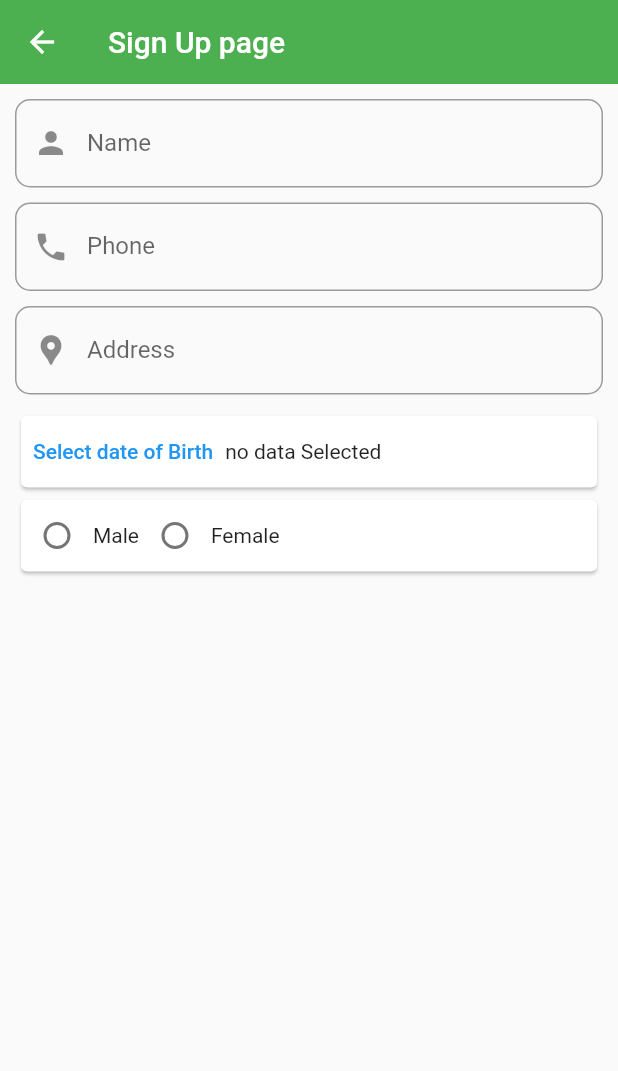
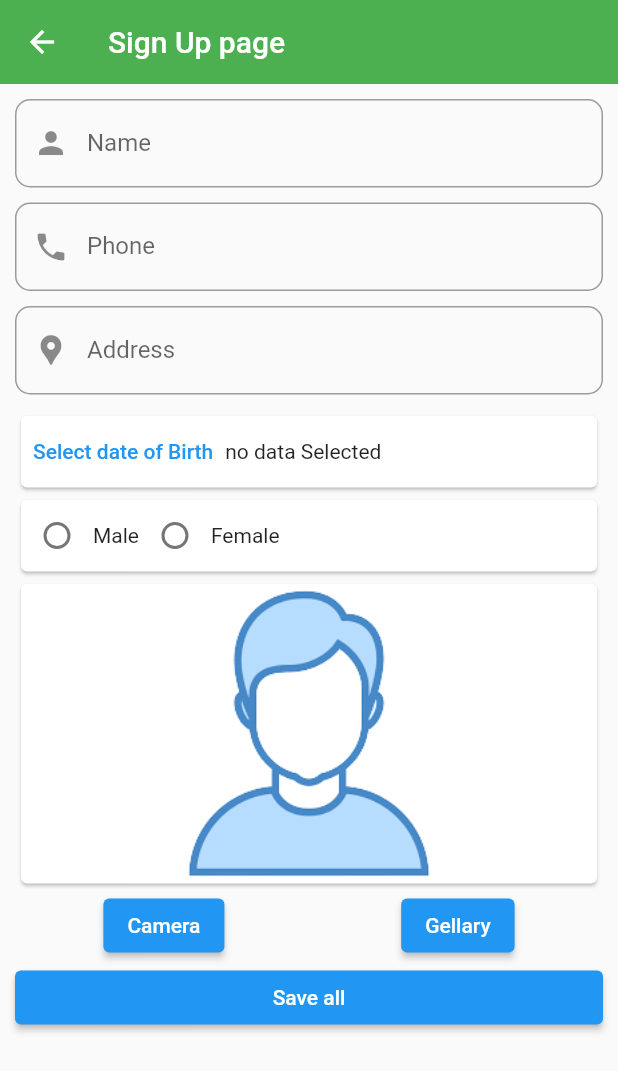
Before and after one commit to marufrobin/contact_list, a Flutter app: the SignUpPage screen opened directly, on a phone screen of 412 x 824 dp. Shown: the top 1071 px of the screen. Run offline on Flutter 3.47's test engine with Material 2 defaults, Android fonts, the phone set to English and light mode, and no system bars; our stand-ins replace image_picker, sqflite; accounts and stored records are empty.

Commit message:
image work done but the save data and database DUE.

```diff
--- a/lib/sign_up_page.dart
+++ b/lib/sign_up_page.dart
@@ -1,3 +1,5 @@
+import 'dart:io';
+
 import 'package:flutter/material.dart';
 import 'package:image_picker/image_picker.dart';
 import 'package:intl/intl.dart';
@@ -143,6 +145,38 @@ class _SignUpPageState extends State<SignUpPage> {
                   ],
                 ),
               ),
+              Card(
+                  child: images == null
+                      ? Image.asset(
+                          "images/1.png",
+                          height: 200,
+                          width: 80,
+                          fit: BoxFit.contain,
+                        )
+                      : Image.file(
+                          File("$images"),
+                          height: 200,
+                          width: 80,
+                          fit: BoxFit.contain,
+                        )),
+              Row(
+                mainAxisAlignment: MainAxisAlignment.spaceAround,
+                children: [
+                  ElevatedButton(
+                      onPressed: () {
+                        _imageSource = ImageSource.camera;
+                        _getImage();
+                      },
+                      child: Text("Camera")),
+                  ElevatedButton(
+                      onPressed: () {
+                        _imageSource = ImageSource.gallery;
+                        _getImage();
+                      },
+                      child: Text("Gellary")),
+                ],
+              ),
+              ElevatedButton(onPressed: () {}, child: Text("Save all")),
             ],
           ),
         ),
@@ -162,4 +196,13 @@ class _SignUpPageState extends State<SignUpPage> {
       });
     }
   }
+
+  void _getImage() async {
+    final selectedImage = await ImagePicker().pickImage(source: _imageSource);
+    if (selectedImage != null) {
+      setState(() {
+        images = selectedImage.path;
+      });
+    }
+  }
 }
```
